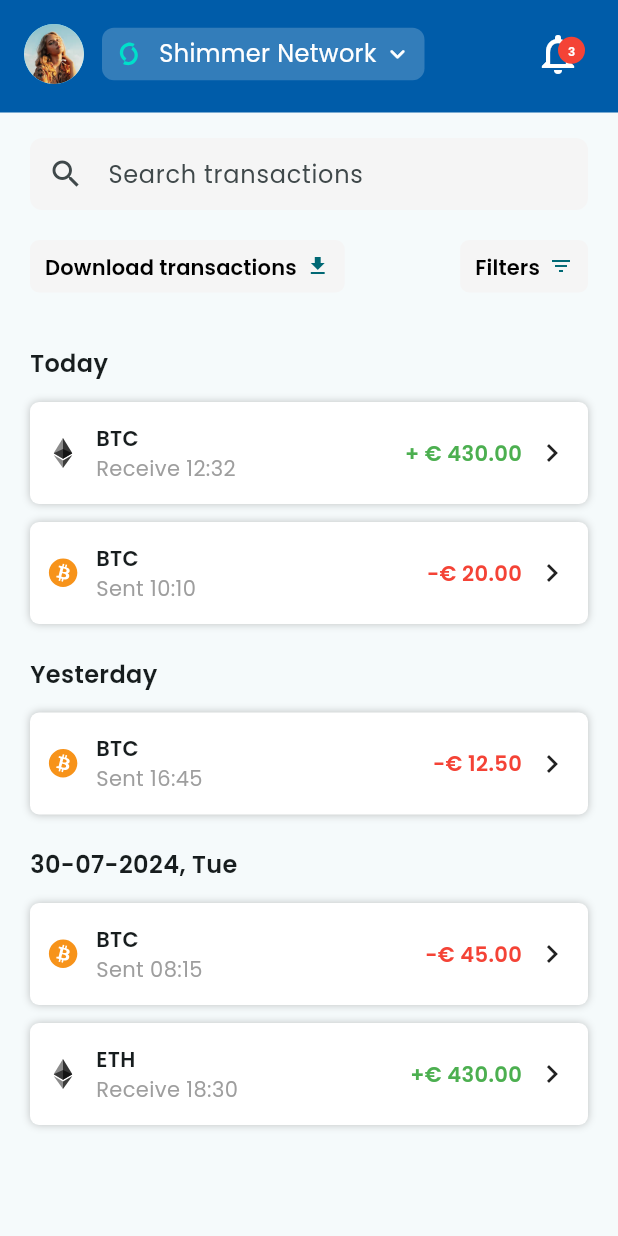
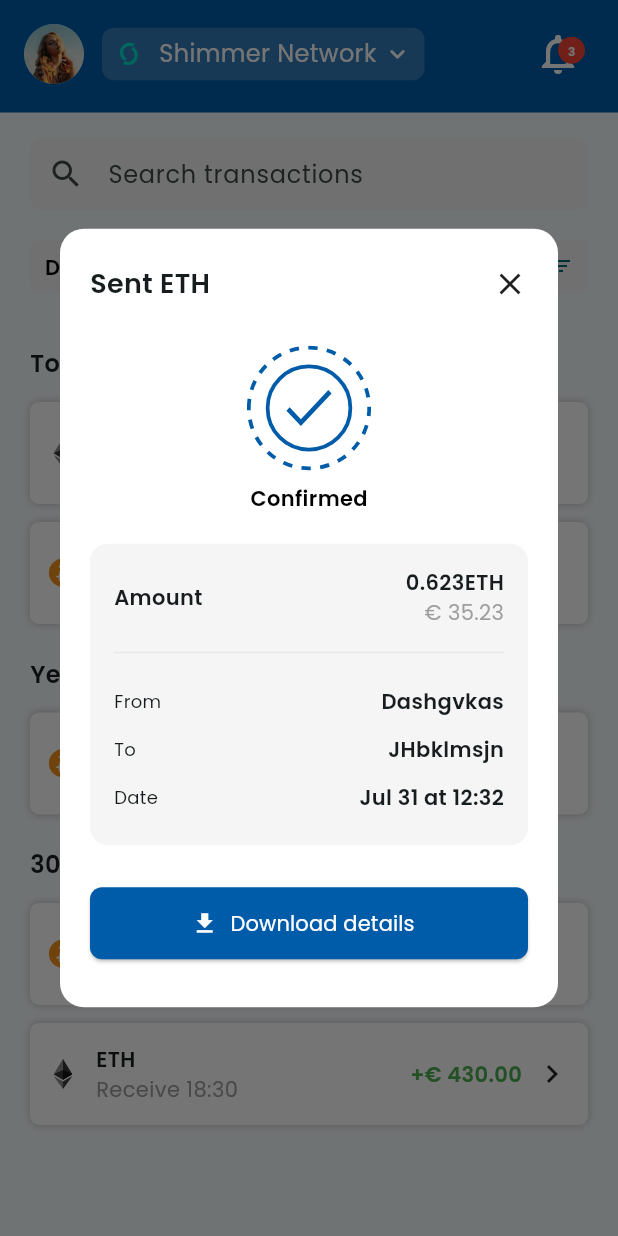
Before and after one commit to ETOSPHERES-Labs/etopayapp, a Flutter app: the HistoryShellScreen widget shown alone on an empty page, opened directly, after a tap on "ETH", on a phone screen of 412 x 824 dp. Run offline on Flutter 3.47's test engine with Material 3 defaults, Android fonts, the phone set to English and light mode, and no system bars; our stand-ins replace file_picker, flutter_riverpod, flutter_secure_storage, flutter_svg, go_router, js and 4 more; missing offline and left inert: dart:js_util, flutter_appauth; accounts and stored records are empty.

Commit message:
add history screen shell 2

```diff
--- a/lib/screens/home_and_inner_pages/history_shell/history_shell_screen.dart
+++ b/lib/screens/home_and_inner_pages/history_shell/history_shell_screen.dart
@@ -1,4 +1,5 @@
 import 'package:eto_pay/screens/home_and_inner_pages/history_shell/blue_background.dart';
+import 'package:eto_pay/screens/home_and_inner_pages/history_shell/transaction_details_dialog.dart';
 import 'package:eto_pay/screens/home_and_inner_pages/top_bar_avatar_network_notifications.dart';
 import 'package:flutter/material.dart';
 import 'package:flutter_svg/flutter_svg.dart';
@@ -131,7 +132,7 @@ class _HistoryShellScreenState extends State<HistoryShellScreen> {
                                 width: 20,
                                 height: 20,
                               ),
-                              label: 'BTC',
+                              label: 'ETH',
                               subtitle: 'Receive 12:32',
                               amount: '+ € 430.00',
                             ),
@@ -272,7 +273,18 @@ class TransactionTile extends StatelessWidget {
         child: InkWell(
           borderRadius: BorderRadius.circular(6),
           onTap: () {
-            // TODO: Navigate to transaction details
+            showDialog(
+              context: context,
+              builder: (context) => TransactionDetailsDialog(
+                type: 'Sent ${data.label}',
+                isConfirmed: true,
+                amountBTC: '0.623${data.label}',
+                amountFiat: '€ 35.23',
+                from: 'Dashgvkas',
+                to: 'JHbklmsjn',
+                date: 'Jul 31 at 12:32',
+              ),
+            );
           },
           child: Padding(
             padding: const EdgeInsets.symmetric(horizontal: 12),
--- /dev/null
+++ b/lib/screens/home_and_inner_pages/history_shell/transaction_details_dialog.dart
@@ -0,0 +1,162 @@
+import 'package:flutter/material.dart';
+import 'package:flutter_svg/flutter_svg.dart';
+
+class TransactionDetailsDialog extends StatelessWidget {
+  final String type;
+  final bool isConfirmed;
+  final String amountBTC;
+  final String amountFiat;
+  final String from;
+  final String to;
+  final String date;
+
+  const TransactionDetailsDialog({
+    super.key,
+    required this.type,
+    required this.isConfirmed,
+    required this.amountBTC,
+    required this.amountFiat,
+    required this.from,
+    required this.to,
+    required this.date,
+  });
+
+  @override
+  Widget build(BuildContext context) {
+    return Dialog(
+      shape: RoundedRectangleBorder(borderRadius: BorderRadius.circular(16)),
+      backgroundColor: Colors.white,
+      child: Padding(
+        padding: const EdgeInsets.symmetric(horizontal: 20, vertical: 24),
+        child: Column(
+          mainAxisSize: MainAxisSize.min,
+          children: [
+            Row(
+              mainAxisAlignment: MainAxisAlignment.spaceBetween,
+              children: [
+                Text(
+                  type,
+                  style: const TextStyle(
+                    fontWeight: FontWeight.bold,
+                    fontSize: 18,
+                  ),
+                ),
+                MouseRegion(
+                  cursor: SystemMouseCursors.click,
+                  child: GestureDetector(
+                    onTap: () => Navigator.of(context).pop(),
+                    child: const Icon(Icons.close),
+                  ),
+                ),
+              ],
+            ),
+            const SizedBox(height: 28),
+            SvgPicture.asset(
+              "assets/icons/icon_transaction_ok.svg",
+              width: 84,
+              height: 84,
+            ),
+            const SizedBox(height: 8),
+            Text(
+              isConfirmed ? 'Confirmed' : 'Pending',
+              style: const TextStyle(
+                fontWeight: FontWeight.bold,
+                color: Colors.black,
+                fontSize: 14,
+              ),
+            ),
+            const SizedBox(height: 20),
+            Container(
+              padding: const EdgeInsets.all(16),
+              decoration: BoxDecoration(
+                color: const Color(0xFFF5F5F5),
+                borderRadius: BorderRadius.circular(12),
+              ),
+              child: Column(
+                children: [
+                  Row(
+                    mainAxisAlignment: MainAxisAlignment.spaceBetween,
+                    children: [
+                      const Text(
+                        'Amount',
+                        textAlign: TextAlign.start,
+                        style: TextStyle(
+                          fontWeight: FontWeight.bold,
+                          fontSize: 14,
+                        ),
+                      ),
+                      Column(
+                        crossAxisAlignment: CrossAxisAlignment.end,
+                        children: [
+                          Text(
+                            amountBTC,
+                            style: const TextStyle(
+                              fontWeight: FontWeight.bold,
+                              fontSize: 14,
+                            ),
+                          ),
+                          Text(
+                            amountFiat,
+                            style: const TextStyle(color: Colors.grey),
+                          ),
+                        ],
+                      ),
+                    ],
+                  ),
+                  const SizedBox(height: 16),
+                  const Divider(height: 1, thickness: 1, color: Color.fromARGB(237, 230, 230, 230),),
+                  const SizedBox(height: 16),
+                  _buildRow('From', from),
+                  _buildRow('To', to),
+                  _buildRow('Date', date),
+                ],
+              ),
+            ),
+            const SizedBox(height: 28),
+            SizedBox(
+              width: double.infinity,
+              height: 48,
+              child: ElevatedButton.icon(
+                style: ElevatedButton.styleFrom(
+                  backgroundColor: const Color(0xFF005CA9),
+                  shape: RoundedRectangleBorder(
+                    borderRadius: BorderRadius.circular(8),
+                  ),
+                ),
+                icon: const Icon(Icons.download, color: Colors.white),
+                label: const Text(
+                  'Download details',
+                  style: TextStyle(color: Colors.white),
+                ),
+                onPressed: () {
+                  // TODO: implement download logic
+                },
+              ),
+            ),
+            const SizedBox(height: 8),
+          ],
+        ),
+      ),
+    );
+  }
+
+  Widget _buildRow(String label, String value) {
+    return Padding(
+      padding: const EdgeInsets.symmetric(vertical: 6),
+      child: Row(
+        children: [
+          Expanded(
+            child: Text(
+              label,
+              style: const TextStyle(fontWeight: FontWeight.w500, fontSize: 12),
+            ),
+          ),
+          Text(
+            value,
+            style: const TextStyle(fontSize: 14, fontWeight: FontWeight.bold),
+          ),
+        ],
+      ),
+    );
+  }
+}
--- a/lib/screens/home_and_inner_pages/home_shell/home_shell_screen.dart
+++ b/lib/screens/home_and_inner_pages/home_shell/home_shell_screen.dart
@@ -1,5 +1,4 @@
 import 'package:flutter/material.dart';
-import 'package:flutter_svg/flutter_svg.dart';
 import 'package:eto_pay/screens/home_and_inner_pages/top_bar_avatar_network_notifications.dart';
 import 'package:eto_pay/screens/home_and_inner_pages/home_shell/buy_sell_bridge_buttons_row.dart';
 import 'package:eto_pay/screens/home_and_inner_pages/home_shell/receive_send_funds_section.dart';
```
Also changed, not shown: assets/icons/icon_transaction_ok.svg (added).
